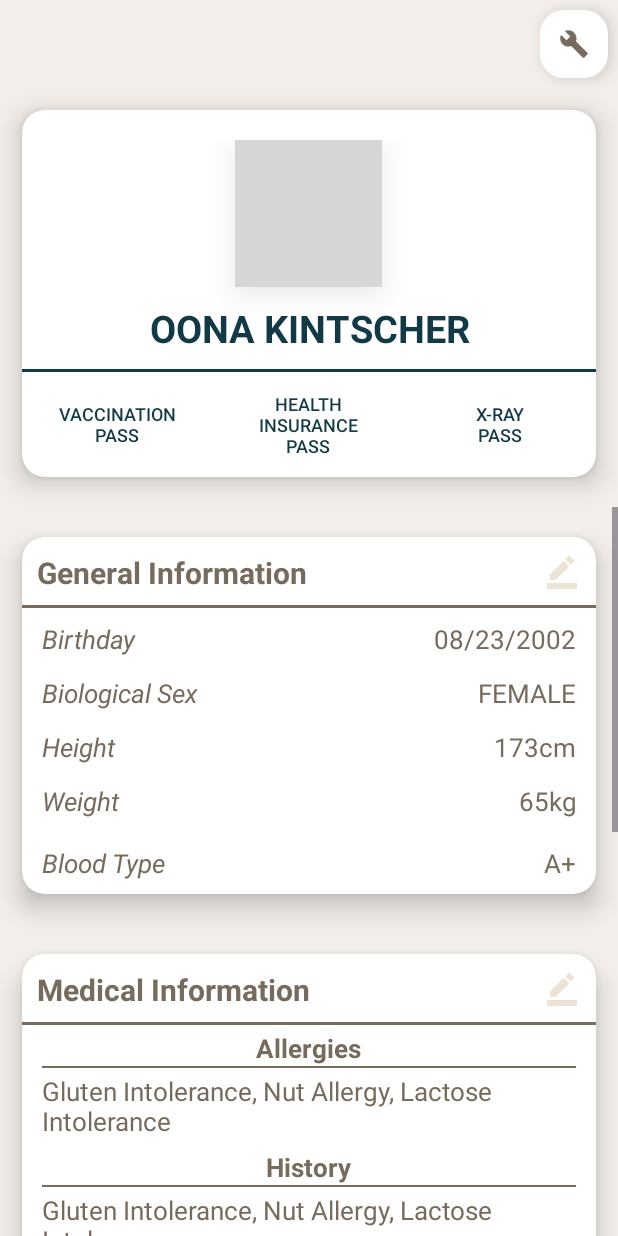
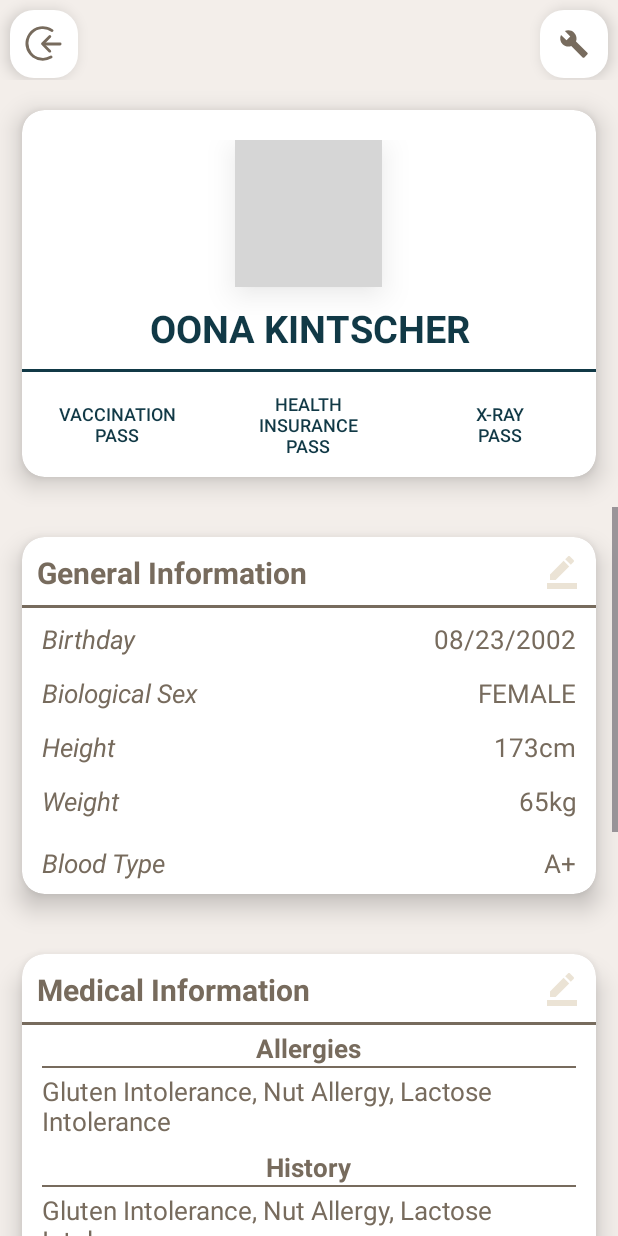
Before and after one commit to oonawith2o/MEDKIT, an Android app: the ProfilePage screen opened directly, with no data from a screen before it, on a phone screen of 412 x 824 dp. Run offline under Robolectric (Android 15) with nearby library versions, the phone set to English and light mode, and no system bars; grey boxes are pictures that could not be loaded.

Commit message:
+ Save Button (EditProfile) & Logout Button (ProfilePage))

```diff
--- a/app/src/main/java/com/example/medkit/EditProfile.java
+++ b/app/src/main/java/com/example/medkit/EditProfile.java
@@ -12,6 +12,7 @@ import android.widget.Button;
 import android.widget.DatePicker;
 import android.widget.Spinner;
 
+import com.google.android.material.floatingactionbutton.ExtendedFloatingActionButton;
 import com.google.android.material.floatingactionbutton.FloatingActionButton;
 
 import java.util.Calendar;
@@ -21,6 +22,7 @@ public class EditProfile extends AppCompatActivity {
     private DatePickerDialog datePickerDialog;
     private Button dateButton;
     private FloatingActionButton backButton;
+    private ExtendedFloatingActionButton saveButton;
 
     @Override
     protected void onCreate(Bundle savedInstanceState) {
@@ -40,6 +42,16 @@ public class EditProfile extends AppCompatActivity {
         backButton = findViewById(R.id.backButton);
 
         backButton.setOnClickListener(new View.OnClickListener() {
+            @Override
+            public void onClick(View v) {
+                Intent intent = new Intent(getApplicationContext(), ProfilePage.class);
+                startActivity(intent);
+            }
+        });
+
+        saveButton = findViewById(R.id.saveButton);
+
+        saveButton.setOnClickListener(new View.OnClickListener() {
             @Override
             public void onClick(View v) {
                 Intent intent = new Intent(getApplicationContext(), ProfilePage.class);
--- a/app/src/main/java/com/example/medkit/ProfilePage.java
+++ b/app/src/main/java/com/example/medkit/ProfilePage.java
@@ -11,12 +11,15 @@ import com.google.android.material.floatingactionbutton.FloatingActionButton;
 public class ProfilePage extends AppCompatActivity {
 
     FloatingActionButton settingsButton;
+    FloatingActionButton logoutButton;
 
     @Override
     protected void onCreate(Bundle savedInstanceState) {
         super.onCreate(savedInstanceState);
         setContentView(R.layout.activity_profile_page);
+
         settingsButton = findViewById(R.id.editButton);
+        logoutButton = findViewById(R.id.logoutButton);
 
         settingsButton.setOnClickListener(new View.OnClickListener() {
             @Override
@@ -25,6 +28,15 @@ public class ProfilePage extends AppCompatActivity {
                 startActivity(intent);
             }
         });
+
+        logoutButton.setOnClickListener(new View.OnClickListener() {
+            @Override
+            public void onClick(View v) {
+                Intent intent = new Intent(getApplicationContext(), LoginActivity.class);
+                startActivity(intent);
+            }
+        });
+
     }
 
 
--- /dev/null
+++ b/app/src/main/res/drawable/circle_logout.xml
@@ -0,0 +1,19 @@
+<vector xmlns:android="http://schemas.android.com/apk/res/android"
+    android:width="1000dp"
+    android:height="1000dp"
+    android:viewportWidth="24"
+    android:viewportHeight="24">
+  <group>
+    <clip-path
+        android:pathData="M0.21,-0.21h24v24h-24z"/>
+    <path
+        android:fillColor="#FF000000"
+        android:pathData="M20.87,13h0l-8.26,0a0.76,0.76 0,0 1,-0.75 -0.76,0.75 0.75,0 0,1 0.75,-0.74h0l8.25,0a0.75,0.75 0,0 1,0 1.5Z"/>
+    <path
+        android:fillColor="#FF000000"
+        android:pathData="M15.36,16.84a0.75,0.75 0,0 1,-0.54 -0.22l-3.88,-3.9a0.75,0.75 0,0 1,-0.22 -0.53,0.72 0.72,0 0,1 0.23,-0.53l3.9,-3.88a0.75,0.75 0,0 1,1.06 0,0.75 0.75,0 0,1 0,1.06L12.53,12.2l3.36,3.36a0.75,0.75 0,0 1,0 1.06A0.7,0.7 0,0 1,15.36 16.84Z"/>
+    <path
+        android:fillColor="#FF000000"
+        android:pathData="M11.59,21.21a9.24,9.24 0,0 1,-5.36 -1.72A9.21,9.21 0,0 1,17 4.51a0.75,0.75 0,0 1,0.17 1,0.74 0.74,0 0,1 -1,0.17 7.71,7.71 0,1 0,-0.57 12.91,0.75 0.75,0 1,1 0.76,1.29A9.24,9.24 0,0 1,11.59 21.21Z"/>
+  </group>
+</vector>
--- a/app/src/main/res/layout/activity_profile_page.xml
+++ b/app/src/main/res/layout/activity_profile_page.xml
@@ -9,12 +9,30 @@
     android:background="@color/light_beige"
     tools:context=".ProfilePage">
 
+    <RelativeLayout
+        android:layout_width="match_parent"
+        android:layout_height="wrap_content">
+
+        <com.google.android.material.floatingactionbutton.FloatingActionButton
+            android:id="@+id/logoutButton"
+            android:layout_height="wrap_content"
+            android:layout_width="wrap_content"
+            app:fabCustomSize="45dp"
+            android:layout_alignParentStart="true"
+            android:layout_marginTop="5dp"
+            android:layout_marginLeft="5dp"
+            android:src="@drawable/circle_logout"
+            android:scaleType="fitXY"
+            app:tint="@color/dark_brown"
+            app:maxImageSize="30dp"
+            android:backgroundTint="@color/white"/>
+
         <com.google.android.material.floatingactionbutton.FloatingActionButton
             android:id="@+id/editButton"
             android:layout_height="wrap_content"
             android:layout_width="wrap_content"
             app:fabCustomSize="45dp"
-        android:layout_gravity="right"
+            android:layout_alignParentEnd="true"
             android:layout_marginTop="5dp"
             android:layout_marginRight="5dp"
             android:src="@drawable/baseline_build_24"
@@ -22,6 +40,9 @@
             app:tint="@color/dark_brown"
             app:maxImageSize="20dp"
             android:backgroundTint="@color/white"/>
+
+    </RelativeLayout>
+
 
     <include layout="@layout/item_profile_top"/>
 
```
Lines whose indentation alone changed are shown as unchanged.
